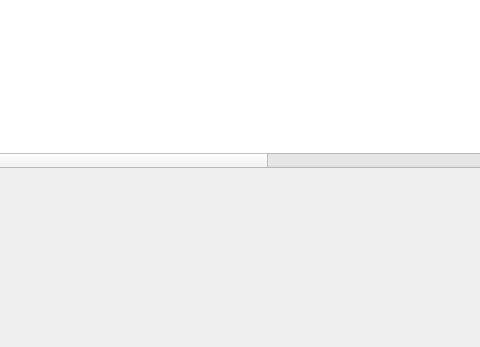
End1-1/Cafe5, file Forms/c5saledoc.ui: the form before one commit; both pictures show x 691 to 1171 and y 394 to 741 of the 1295 by 741 pixel window.
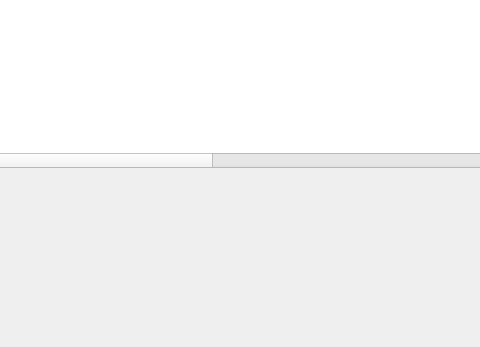
The form after the commit. Icons and pictures are not drawn. Custom widgets are drawn as their Qt base class.

```diff
--- a/Forms/c5saledoc.ui
+++ b/Forms/c5saledoc.ui
@@ -759,6 +759,11 @@
        <string>Adgt</string>
       </property>
      </column>
+     <column>
+      <property name="text">
+       <string>Stock</string>
+      </property>
+     </column>
     </widget>
    </item>
    <item>
```
